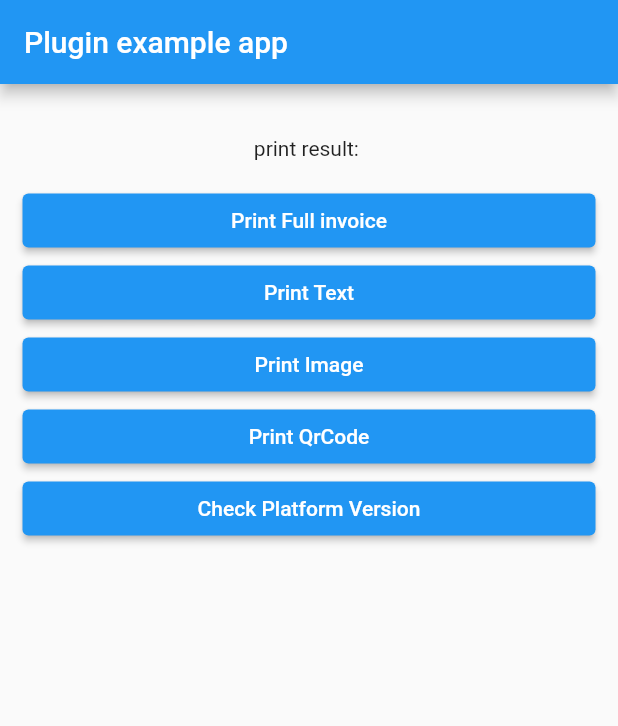
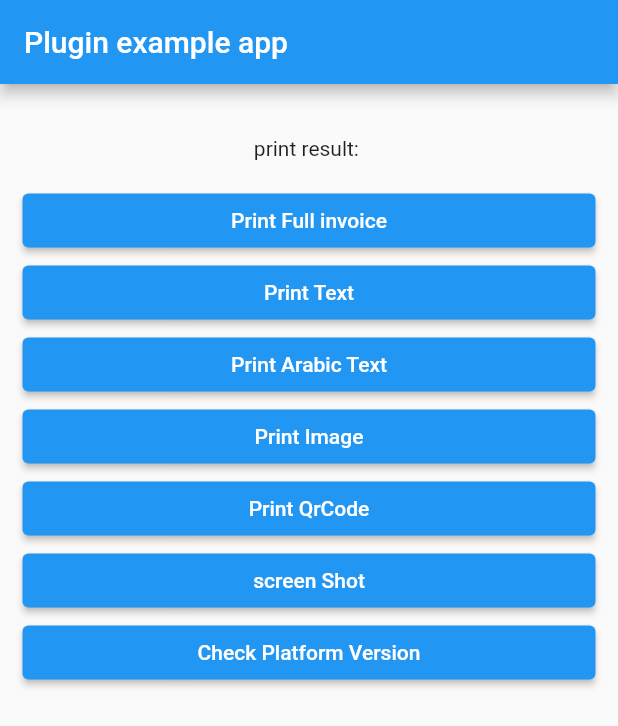
Before and after one commit to taghassan54/all_printer, a Flutter app: the screen it shows after launch, after a tap on "Print Text", on a phone screen of 412 x 824 dp. Shown: the top 726 px of the screen. Run offline on Flutter 3.47's test engine with Material 2 defaults, Android fonts, the phone set to English and light mode, and no system bars; our stand-ins replace dio, logger, permission_handler, plugin_platform_interface.

Commit message:
ar support

```diff
--- a/example/lib/main.dart
+++ b/example/lib/main.dart
@@ -44,14 +44,14 @@ class _MyAppState extends State<MyApp> {
 
       setState((){
         invoice = {
-          "0": "The Quick Brown fox jumped over The Lazy Dog",
-          "1": "Date:2022-01-30 10:25:35",
-          "2": "Name: Altkamul Printer Test",
-          "3": "Merchent ID: $merchantId",
+          "0": "Order Station",
+          "1": "Invoice NO : 28",
+          "2": "Date : 2022-01-30 10:25:35.32456789",
+          "3": "Namev: ",
           "4": "Terminal ID: 667766776",
           "5": "Transaction ID: 10000001",
-          "6": "Voucher No: 22-003111",
-          "7": "Car No: 1001k",
+          "6": "Terminal ID: 11111111",
+          "7": "Car No: 1230099862",
           "8": "Customer No: 971512345678",
           "9": "******************************",
           "10": "Tax Invoice",
@@ -134,6 +134,7 @@ print("Error : ${e.toString()}");
   Widget build(BuildContext context) {
 
     return MaterialApp(
+      locale: Locale("ar"),
       home: Scaffold(
         appBar: AppBar(
           title: const Text('Plugin example app'),
@@ -168,6 +169,13 @@ print("Error : ${e.toString()}");
                 ),
               ),
               ElevatedButton(
+                onPressed: () => printTextAr(),
+                child: const SizedBox(
+                  width: double.infinity,
+                  child: Text("Print Arabic Text", textAlign: TextAlign.center),
+                ),
+              ),
+              ElevatedButton(
                 onPressed: () => printImage(),
                 child: const SizedBox(
                   width: double.infinity,
@@ -179,6 +187,14 @@ print("Error : ${e.toString()}");
                 child: const SizedBox(
                   width: double.infinity,
                   child: Text("Print QrCode", textAlign: TextAlign.center),
+                ),
+              ),
+              ElevatedButton(
+                onPressed: () => screenShot(),
+                child: const SizedBox(
+                  width: double.infinity,
+                  child: Text("screen Shot",
+                      textAlign: TextAlign.center),
                 ),
               ),
               ElevatedButton(
@@ -202,6 +218,18 @@ print("Error : ${e.toString()}");
     platformVersion = await _allPrinterPlugin.printSingleLine(
             line:
                 "Lorem ipsum dolor sit amet, consectetur adipiscing elit, sed do eiusmod tempor incididunt ut labore et dolore magna aliqua. Ut enim ad minim veniam, quis nostrud exercitation ullamco laboris nisi ut aliquip ex ea commodo consequat. Duis aute irure dolor in reprehenderit in voluptate velit esse cillum dolore eu fugiat nulla pariatur. Excepteur sint occaecat cupidatat non proident, sunt in culpa qui officia deserunt mollit anim id est laborum.") ??
+        '';
+    _allPrinterPlugin.printReyFinish();
+    setState(() {
+      _platformVersion = platformVersion;
+    });
+  }
+  printTextAr() async {
+    String platformVersion = 'starting ... ';
+    await getInvoice();
+    platformVersion = await _allPrinterPlugin.printSingleLine(
+            line:
+                """ هنالك العديد من الأنواع المتوفرة لنصوص لوريم إيبسوم، ولكن الغالبية تم تعديلها بشكل ما عبر إدخال بعض النوادر أو الكلمات العشوائية إلى النص. إن كنت تريد أن تستخدم نص لوريم إيبسوم ما، عليك أن تتحقق أولاً أن ليس هناك أي كلمات أو عبارات محرجة أو غير لائقة مخبأة في هذا النص. بينما تعمل جميع مولّدات نصوص لوريم إيبسوم على الإنترنت على إعادة تكرار مقاطع من نص لوريم إيبسوم نفسه عدة مرات بما تتطلبه الحاجة، يقوم مولّدنا هذا باستخدام كلمات من قاموس يحوي على أكثر من 200 كلمة لا تينية، مضاف إليها مجموعة من الجمل النموذجية، لتكوين نص لوريم إيبسوم ذو شكل منطقي قريب إلى النص الحقيقي. وبالتالي يكون النص الناتح خالي من التكرار، أو أي كلمات أو عبارات غير لائقة أو ما شابه. وهذا ما يجعله أول مولّد نص لوريم إيبسوم حقيقي على الإنترنت.  """) ??
         '';
     _allPrinterPlugin.printReyFinish();
     setState(() {
@@ -251,4 +279,12 @@ print("Error : ${e.toString()}");
       _platformVersion = platformVersion!;
     });
   }
+
+  screenShot() async{
+    String? platformVersion = 'starting ... ';
+    platformVersion = await _allPrinterPlugin.screenShot();
+    setState(() {
+      _platformVersion = platformVersion!;
+    });
+  }
 }
--- a/lib/all_printer.dart
+++ b/lib/all_printer.dart
@@ -8,6 +8,9 @@ import 'all_printer_platform_interface.dart';
 class AllPrinter {
   Future<String?> getPlatformVersion() {
     return AllPrinterPlatform.instance.getPlatformVersion();
+  }
+Future<String?> screenShot() {
+    return AllPrinterPlatform.instance.screenShot();
   }
 
   Future<String?> printImage({required String imagePath}) {
--- a/lib/all_printer_platform_interface.dart
+++ b/lib/all_printer_platform_interface.dart
@@ -46,6 +46,10 @@ abstract class AllPrinterPlatform extends PlatformInterface {
     throw UnimplementedError('printImage() has not been implemented.');
   }
 
+  Future<String?> screenShot(){
+    throw UnimplementedError('screenShot() has not been implemented.');
+  }
+
   Future download(Dio dio, String url, String savePath) async {
     throw UnimplementedError('download() has not been implemented.');
   }
```
Also changed, not shown: lib/all_printer_method_channel.dart (+7 -0 lines), 3 other files.
